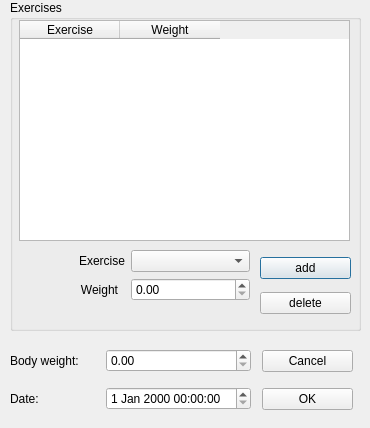
Qt form sessiondialog.ui (nmeyering/myocardio) before a commit.
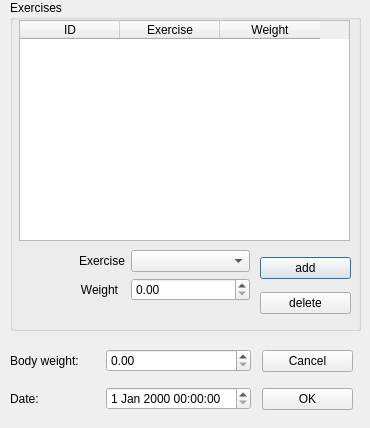
The same form after that commit.

Commit message: forgot something

What changed in the file:
```diff
--- a/sessiondialog.ui
+++ b/sessiondialog.ui
@@ -99,6 +99,11 @@
      <height>221</height>
     </rect>
    </property>
+   <column>
+    <property name="text">
+     <string>ID</string>
+    </property>
+   </column>
    <column>
     <property name="text">
      <string>Exercise</string>
```
Left out of the diff: 12 changed lines with no effect on the pictures. The commit also changes 1 other file.
